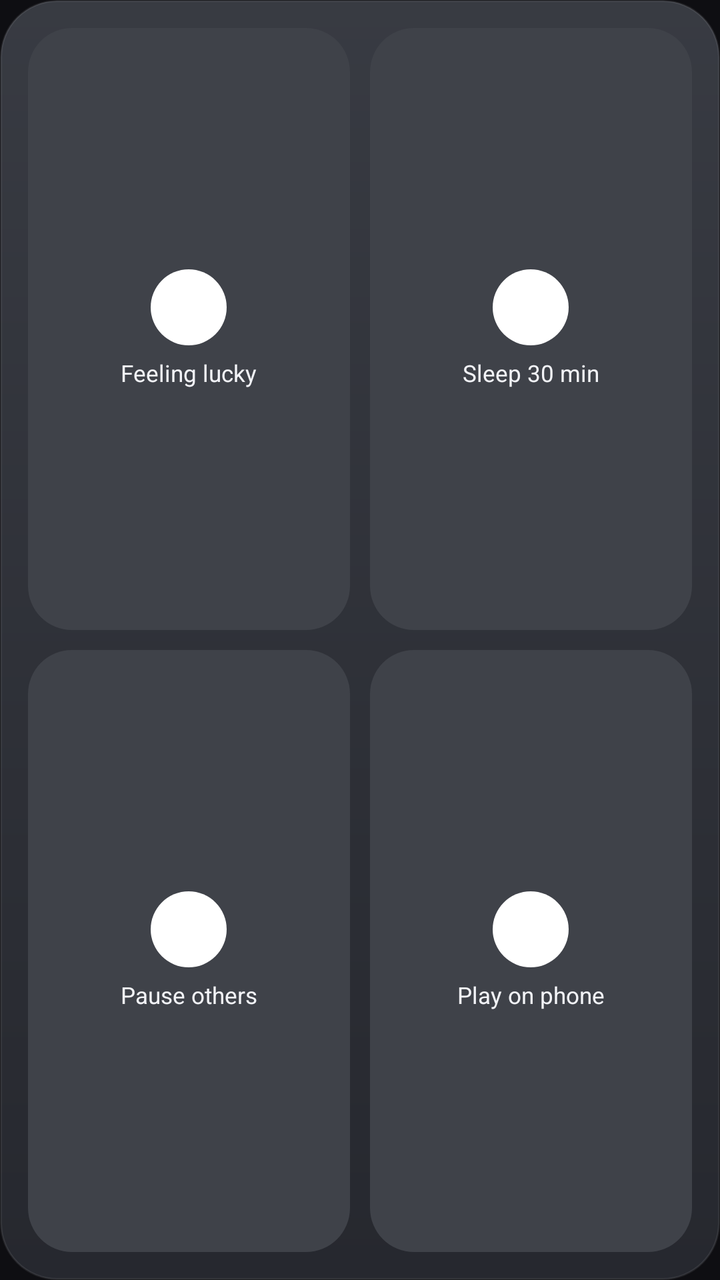
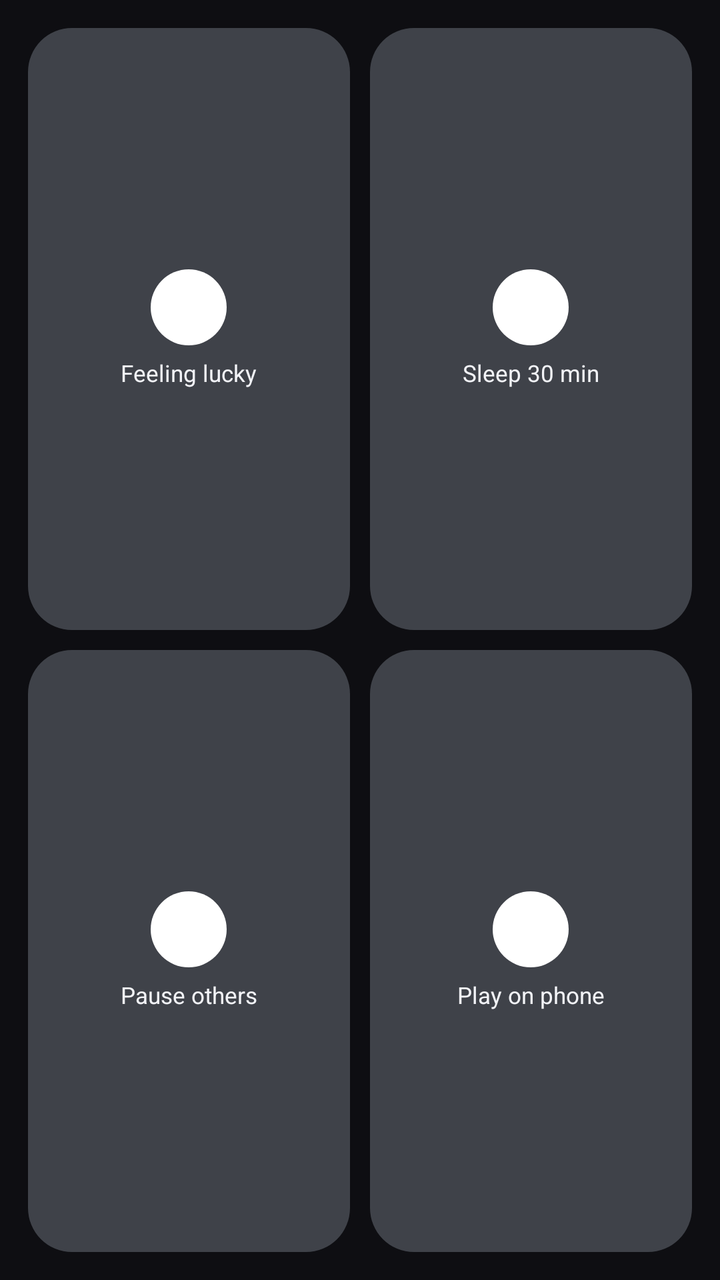

Two renders of the same Android screen: before a commit and after it. Below are the layout's source before the change and the commit's diff.
<!-- AndroidManifest.xml: application theme Theme.Pocketfader -->
<!-- res/layout/widget_actions.xml -->
<?xml version="1.0" encoding="utf-8"?>
<LinearLayout xmlns:android="http://schemas.android.com/apk/res/android" android:id="@+id/root" android:layout_width="match_parent" android:layout_height="match_parent" android:orientation="vertical" android:background="@drawable/widget_card" android:padding="9dp">
    <LinearLayout android:layout_width="match_parent" android:layout_height="0dp" android:layout_weight="1" android:orientation="horizontal">
        <LinearLayout android:id="@+id/act_lucky" android:layout_width="0dp" android:layout_height="match_parent" android:layout_weight="1" android:layout_margin="5dp"
            android:background="@drawable/widget_tile" android:orientation="vertical" android:gravity="center" android:padding="6dp">
            <FrameLayout android:layout_width="38dp" android:layout_height="38dp">
                <ImageView android:id="@+id/act_lucky_bg" android:layout_width="match_parent" android:layout_height="match_parent" android:src="@drawable/widget_circle" android:contentDescription="@null" />
                <ImageView android:id="@+id/act_lucky_icon" android:layout_width="20dp" android:layout_height="20dp" android:layout_gravity="center" android:src="@drawable/ic_w_dice" android:contentDescription="@null" />
            </FrameLayout>
            <TextView android:id="@+id/act_lucky_label" android:layout_width="wrap_content" android:layout_height="wrap_content" android:layout_marginTop="6dp" android:textColor="#FFF2F3F7" android:textSize="11.5sp" android:singleLine="true" android:ellipsize="end" android:text="Feeling lucky" />
        </LinearLayout>
        <LinearLayout android:id="@+id/act_sleep" android:layout_width="0dp" android:layout_height="match_parent" android:layout_weight="1" android:layout_margin="5dp"
            android:background="@drawable/widget_tile" android:orientation="vertical" android:gravity="center" android:padding="6dp">
            <FrameLayout android:layout_width="38dp" android:layout_height="38dp">
                <ImageView android:id="@+id/act_sleep_bg" android:layout_width="match_parent" android:layout_height="match_parent" android:src="@drawable/widget_circle" android:contentDescription="@null" />
                <ImageView android:id="@+id/act_sleep_icon" android:layout_width="20dp" android:layout_height="20dp" android:layout_gravity="center" android:src="@drawable/ic_w_moon" android:contentDescription="@null" />
            </FrameLayout>
            <TextView android:id="@+id/act_sleep_label" android:layout_width="wrap_content" android:layout_height="wrap_content" android:layout_marginTop="6dp" android:textColor="#FFF2F3F7" android:textSize="11.5sp" android:singleLine="true" android:ellipsize="end" android:text="Sleep 30 min" />
        </LinearLayout>
    </LinearLayout>
    <LinearLayout android:layout_width="match_parent" android:layout_height="0dp" android:layout_weight="1" android:orientation="horizontal">
        <LinearLayout android:id="@+id/act_pauseall" android:layout_width="0dp" android:layout_height="match_parent" android:layout_weight="1" android:layout_margin="5dp"
            android:background="@drawable/widget_tile" android:orientation="vertical" android:gravity="center" android:padding="6dp">
            <FrameLayout android:layout_width="38dp" android:layout_height="38dp">
                <ImageView android:id="@+id/act_pauseall_bg" android:layout_width="match_parent" android:layout_height="match_parent" android:src="@drawable/widget_circle" android:contentDescription="@null" />
                <ImageView android:id="@+id/act_pauseall_icon" android:layout_width="20dp" android:layout_height="20dp" android:layout_gravity="center" android:src="@drawable/ic_w_pause_all" android:contentDescription="@null" />
            </FrameLayout>
            <TextView android:id="@+id/act_pauseall_label" android:layout_width="wrap_content" android:layout_height="wrap_content" android:layout_marginTop="6dp" android:textColor="#FFF2F3F7" android:textSize="11.5sp" android:singleLine="true" android:ellipsize="end" android:text="Pause others" />
        </LinearLayout>
        <LinearLayout android:id="@+id/act_switch" android:layout_width="0dp" android:layout_height="match_parent" android:layout_weight="1" android:layout_margin="5dp"
            android:background="@drawable/widget_tile" android:orientation="vertical" android:gravity="center" android:padding="6dp">
            <FrameLayout android:layout_width="38dp" android:layout_height="38dp">
                <ImageView android:id="@+id/act_switch_bg" android:layout_width="match_parent" android:layout_height="match_parent" android:src="@drawable/widget_circle" android:contentDescription="@null" />
                <ImageView android:id="@+id/act_switch_icon" android:layout_width="20dp" android:layout_height="20dp" android:layout_gravity="center" android:src="@drawable/ic_w_phone" android:contentDescription="@null" />
            </FrameLayout>
            <TextView android:id="@+id/act_switch_label" android:layout_width="wrap_content" android:layout_height="wrap_content" android:layout_marginTop="6dp" android:textColor="#FFF2F3F7" android:textSize="11.5sp" android:singleLine="true" android:ellipsize="end" android:text="Play on phone" />
        </LinearLayout>
    </LinearLayout>
</LinearLayout>
<!-- resources referenced by this layout -->
<resources>
  <!-- drawable ic_w_dice (drawable) -->
  <?xml version="1.0" encoding="utf-8"?>
  <vector xmlns:android="http://schemas.android.com/apk/res/android"
      android:width="24dp" android:height="24dp" android:viewportWidth="24" android:viewportHeight="24">
      <path android:fillColor="#FFFFFFFF" android:pathData="M19,3H5c-1.1,0 -2,0.9 -2,2v14c0,1.1 0.9,2 2,2h14c1.1,0 2,-0.9 2,-2V5c0,-1.1 -0.9,-2 -2,-2zM7.5,18c-0.83,0 -1.5,-0.67 -1.5,-1.5S6.67,15 7.5,15s1.5,0.67 1.5,1.5S8.33,18 7.5,18zm0,-9C6.67,9 6,8.33 6,7.5S6.67,6 7.5,6 9,6.67 9,7.5 8.33,9 7.5,9zm4.5,4.5c-0.83,0 -1.5,-0.67 -1.5,-1.5s0.67,-1.5 1.5,-1.5 1.5,0.67 1.5,1.5 -0.67,1.5 -1.5,1.5zm4.5,4.5c-0.83,0 -1.5,-0.67 -1.5,-1.5s0.67,-1.5 1.5,-1.5 1.5,0.67 1.5,1.5 -0.67,1.5 -1.5,1.5zm0,-9c-0.83,0 -1.5,-0.67 -1.5,-1.5S15.67,6 16.5,6s1.5,0.67 1.5,1.5S17.33,9 16.5,9z" />
  </vector>
  <!-- drawable ic_w_moon (drawable) -->
  <?xml version="1.0" encoding="utf-8"?>
  <vector xmlns:android="http://schemas.android.com/apk/res/android"
      android:width="24dp" android:height="24dp" android:viewportWidth="24" android:viewportHeight="24">
      <path android:fillColor="#FFFFFFFF" android:pathData="M12.34,2.02C6.59,1.82 2,6.42 2,12c0,5.52 4.48,10 10,10 3.71,0 6.93,-2.02 8.66,-5.02 -7.51,-0.25 -12.09,-8.43 -8.32,-14.96z" />
  </vector>
  <!-- drawable ic_w_pause_all (drawable) -->
  <?xml version="1.0" encoding="utf-8"?>
  <vector xmlns:android="http://schemas.android.com/apk/res/android"
      android:width="24dp" android:height="24dp" android:viewportWidth="24" android:viewportHeight="24">
      <path android:fillColor="#FFFFFFFF" android:pathData="M9,16h2V8H9v8zm3,-14C6.48,2 2,6.48 2,12s4.48,10 10,10 10,-4.48 10,-10S17.52,2 12,2zm0,18c-4.41,0 -8,-3.59 -8,-8s3.59,-8 8,-8 8,3.59 8,8 -3.59,8 -8,8zm1,-4h2V8h-2v8z" />
  </vector>
  <!-- drawable ic_w_phone (drawable) -->
  <?xml version="1.0" encoding="utf-8"?>
  <vector xmlns:android="http://schemas.android.com/apk/res/android"
      android:width="24dp" android:height="24dp" android:viewportWidth="24" android:viewportHeight="24">
      <path android:fillColor="#FFFFFFFF" android:pathData="M16,1H8C6.34,1 5,2.34 5,4v16c0,1.66 1.34,3 3,3h8c1.66,0 3,-1.34 3,-3V4c0,-1.66 -1.34,-3 -3,-3zm-2,20h-4v-1h4v1zm3.25,-3H6.75V4h10.5v14z" />
  </vector>
  <!-- drawable widget_card (drawable) -->
  <?xml version="1.0" encoding="utf-8"?>
  <shape xmlns:android="http://schemas.android.com/apk/res/android" android:shape="rectangle">
      <gradient android:angle="270" android:startColor="#F23A3D45" android:endColor="#F2272930" />
      <stroke android:width="1dp" android:color="#14FFFFFF" />
      <corners android:radius="28dp" />
  </shape>
  <!-- drawable widget_circle (drawable) -->
  <?xml version="1.0" encoding="utf-8"?>
  <shape xmlns:android="http://schemas.android.com/apk/res/android" android:shape="oval"><solid android:color="#FFFFFFFF" /></shape>
  <!-- drawable widget_tile (drawable) -->
  <?xml version="1.0" encoding="utf-8"?>
  <shape xmlns:android="http://schemas.android.com/apk/res/android" android:shape="rectangle"><solid android:color="#FF3F4249" /><corners android:radius="22dp" /></shape>
  <style name="Theme.Pocketfader" parent="@android:style/Theme.Material.NoActionBar">
          <item name="android:windowBackground">@color/pf_window</item>
          <item name="android:statusBarColor">@android:color/transparent</item>
          <item name="android:navigationBarColor">@android:color/transparent</item>
      </style>
  <color name="pf_window">#0E0E12</color>
</resources>

<!-- the commit's change to res/layout/widget_actions.xml (unified diff, before → after) -->
@@ -1,5 +1,5 @@
 <?xml version="1.0" encoding="utf-8"?>
-<LinearLayout xmlns:android="http://schemas.android.com/apk/res/android" android:id="@+id/root" android:layout_width="match_parent" android:layout_height="match_parent" android:orientation="vertical" android:background="@drawable/widget_card" android:padding="9dp">
+<LinearLayout xmlns:android="http://schemas.android.com/apk/res/android" android:id="@+id/root" android:layout_width="match_parent" android:layout_height="match_parent" android:orientation="vertical" android:padding="9dp">
     <LinearLayout android:layout_width="match_parent" android:layout_height="0dp" android:layout_weight="1" android:orientation="horizontal">
         <LinearLayout android:id="@+id/act_lucky" android:layout_width="0dp" android:layout_height="match_parent" android:layout_weight="1" android:layout_margin="5dp"
             android:background="@drawable/widget_tile" android:orientation="vertical" android:gravity="center" android:padding="6dp">
<!-- resource entries referenced after the edit -->
@@ -24,13 +24,6 @@
       android:width="24dp" android:height="24dp" android:viewportWidth="24" android:viewportHeight="24">
       <path android:fillColor="#FFFFFFFF" android:pathData="M16,1H8C6.34,1 5,2.34 5,4v16c0,1.66 1.34,3 3,3h8c1.66,0 3,-1.34 3,-3V4c0,-1.66 -1.34,-3 -3,-3zm-2,20h-4v-1h4v1zm3.25,-3H6.75V4h10.5v14z" />
   </vector>
-  <!-- drawable widget_card (drawable) -->
-  <?xml version="1.0" encoding="utf-8"?>
-  <shape xmlns:android="http://schemas.android.com/apk/res/android" android:shape="rectangle">
-      <gradient android:angle="270" android:startColor="#F23A3D45" android:endColor="#F2272930" />
-      <stroke android:width="1dp" android:color="#14FFFFFF" />
-      <corners android:radius="28dp" />
-  </shape>
   <!-- drawable widget_circle (drawable) -->
   <?xml version="1.0" encoding="utf-8"?>
   <shape xmlns:android="http://schemas.android.com/apk/res/android" android:shape="oval"><solid android:color="#FFFFFFFF" /></shape>
